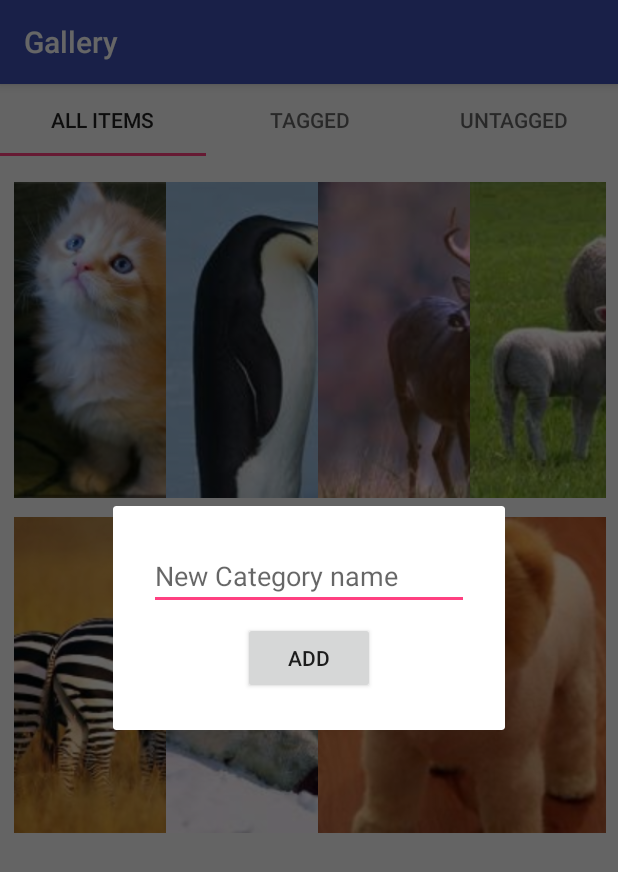
After one commit to akhil-code/gallery-app-android, an Android app: the fragment AddCategoryFragment placed in its activity, on a phone screen of 412 x 824 dp. The commit adds this screen. Shown: the top 872 px of the screen. Run offline under Robolectric (Android 15) with nearby library versions, the phone set to English and light mode, and no system bars.

```diff
--- /dev/null
+++ b/app/src/main/java/com/techg/restaurant/AddCategoryFragment.java
@@ -0,0 +1,74 @@
+package com.techg.restaurant;
+
+import android.app.Activity;
+import android.content.Context;
+import android.database.sqlite.SQLiteDatabase;
+import android.net.Uri;
+import android.os.Bundle;
+import android.support.v4.app.DialogFragment;
+import android.support.v4.app.Fragment;
+import android.view.LayoutInflater;
+import android.view.View;
+import android.view.ViewGroup;
+import android.widget.Button;
+import android.widget.EditText;
+
+
+public class AddCategoryFragment extends DialogFragment {
+    private EditText editText;
+    private SQLiteDatabase db;
+    private AddNewTagListener listener;
+
+    @Override
+    public View onCreateView(LayoutInflater inflater, ViewGroup container,
+                             Bundle savedInstanceState) {
+        // Inflate the layout for this fragment
+        View view =  inflater.inflate(R.layout.fragment_add_category, container, false);
+
+        // database objects
+        MenuDbHelper menuDbHelper = new MenuDbHelper(getActivity().getApplicationContext());
+        db = menuDbHelper.getWritableDatabase();
+
+        // setting on click listener
+        editText = (EditText) view.findViewById(R.id.new_category_field);
+        Button button = (Button) view.findViewById(R.id.button_add_category);
+        button.setOnClickListener(new View.OnClickListener() {
+            @Override
+            public void onClick(View view) {
+                addTagToDatabase();
+            }
+        });
+
+
+
+        return view;
+    }
+
+    public void addTagToDatabase(){
+        String category = editText.getText().toString().trim();
+        if(!category.equals("")){
+            Category.insertCategoryToDb(db, category);
+            listener.newTagAdded();
+            dismiss();
+        }
+    }
+
+    public interface AddNewTagListener{
+        public void newTagAdded();
+    }
+
+    @Override
+    public void onAttach(Activity activity) {
+        super.onAttach(activity);
+
+        // This makes sure that the container activity has implemented
+        // the callback interface. If not, it throws an exception
+        try {
+            listener = (AddNewTagListener) activity;
+        } catch (ClassCastException e) {
+            throw new ClassCastException(activity.toString()
+                    + " must implement OnHeadlineSelectedListener");
+        }
+    }
+
+}
--- a/app/src/main/java/com/techg/restaurant/Category.java
+++ b/app/src/main/java/com/techg/restaurant/Category.java
@@ -85,10 +85,10 @@ public class Category {
         return getCategoriesFromCursor(cursor);
     }
 
-    public static long deleteCategory(SQLiteDatabase db, long id){
+    public static long deleteCategory(SQLiteDatabase db, long category_id){
         // Define 'where' part of query.
         String selection = BaseColumns._ID + " = ?";
-        String[] selectionArgs = { Long.toString(id) };
+        String[] selectionArgs = { Long.toString(category_id) };
         return db.delete(MenuContract.Category.TABLE_NAME, selection, selectionArgs);
     }
 
--- a/app/src/main/java/com/techg/restaurant/Tag.java
+++ b/app/src/main/java/com/techg/restaurant/Tag.java
@@ -104,4 +104,10 @@ public class Tag {
         String[] selectionArgs = { Long.toString(item_id), Long.toString(category_id) };
         return db.delete(MenuContract.Tag.TABLE_NAME, selection, selectionArgs);
     }
+
+    public static long deleteTagsOfCategory(SQLiteDatabase db, long category_id){
+        String selection = MenuContract.Tag.COLUMN_NAME_CATEGORY_ID + " = ? ";
+        String[] selectionArgs = { Long.toString(category_id) };
+        return db.delete(MenuContract.Tag.TABLE_NAME, selection, selectionArgs);
+    }
 }
--- a/app/src/main/java/com/techg/restaurant/TaggedViewHorizontalAdapter.java
+++ b/app/src/main/java/com/techg/restaurant/TaggedViewHorizontalAdapter.java
@@ -77,11 +77,13 @@ public class TaggedViewHorizontalAdapter extends RecyclerView.Adapter<TaggedView
                 args.putBoolean("editMode", true);
                 DialogFragment dialogFragment = new AddTagsFragment();
                 dialogFragment.setArguments(args);
-                dialogFragment.show(ft, "dialog");
+                dialogFragment.show(ft, "dialog_edit_tags");
 
                 return true;
             }
         });
+
+
     }
 
     @Override
--- a/app/src/main/java/com/techg/restaurant/TaggedViewVerticalAdapter.java
+++ b/app/src/main/java/com/techg/restaurant/TaggedViewVerticalAdapter.java
@@ -1,8 +1,11 @@
 package com.techg.restaurant;
 
 import android.content.Context;
+import android.content.DialogInterface;
 import android.database.sqlite.SQLiteDatabase;
+import android.support.v4.app.DialogFragment;
 import android.support.v4.app.FragmentManager;
+import android.support.v7.app.AlertDialog;
 import android.support.v7.widget.LinearLayoutManager;
 import android.support.v7.widget.RecyclerView;
 import android.view.LayoutInflater;
@@ -39,6 +42,17 @@ public class TaggedViewVerticalAdapter extends RecyclerView.Adapter<TaggedViewVe
     @Override
     public void onBindViewHolder(ViewHolder holder, final int position) {
         holder.title.setText(categories.get(position).name);
+        holder.title.setOnLongClickListener(new View.OnLongClickListener() {
+            @Override
+            public boolean onLongClick(View view) {
+
+                DialogFragment newFragment = DeleteAlertFragment.newInstance("Delete Category", categories.get(position).id);
+                newFragment.show(fm, "dialog");
+
+                return true;
+            }
+        });
+
 
         holder.horizontalRecyclerView.setHasFixedSize(true);
         RecyclerView.LayoutManager layoutManager = new LinearLayoutManager(context, LinearLayoutManager.HORIZONTAL, false);
--- a/app/src/main/java/com/techg/restaurant/UntaggedGridFragment.java
+++ b/app/src/main/java/com/techg/restaurant/UntaggedGridFragment.java
@@ -68,7 +68,6 @@ public class UntaggedGridFragment extends Fragment{
             @Override
             public boolean onItemLongClick(AdapterView<?> arg0, View arg1,
                                            int position, long arg3) {
-                if(type.equals("untagged")){
 
                 FragmentTransaction ft = getFragmentManager().beginTransaction();
                 Fragment prev = getFragmentManager().findFragmentByTag("dialog");
@@ -82,9 +81,8 @@ public class UntaggedGridFragment extends Fragment{
                 args.putBoolean("editMode", false);
                 DialogFragment dialogFragment = new AddTagsFragment();
                 dialogFragment.setArguments(args);
-                    dialogFragment.show(ft, "dialog");
+                dialogFragment.show(ft, "dialog_edit_tags");
 
-                }
                 return true;
             }
         });
--- /dev/null
+++ b/app/src/main/res/layout/fragment_add_category.xml
@@ -0,0 +1,47 @@
+<?xml version="1.0" encoding="utf-8"?>
+<FrameLayout xmlns:android="http://schemas.android.com/apk/res/android"
+    xmlns:app="http://schemas.android.com/apk/res-auto"
+    xmlns:tools="http://schemas.android.com/tools"
+    android:layout_width="match_parent"
+    android:layout_height="wrap_content"
+    tools:context=".AddCategoryFragment">
+
+    <!-- TODO: Update blank fragment layout -->
+
+    <android.support.constraint.ConstraintLayout
+        android:layout_width="match_parent"
+        android:layout_height="match_parent">
+
+        <EditText
+            android:id="@+id/new_category_field"
+            android:layout_width="wrap_content"
+            android:layout_height="wrap_content"
+            android:layout_marginEnd="24dp"
+            android:layout_marginLeft="24dp"
+            android:layout_marginRight="24dp"
+            android:layout_marginStart="24dp"
+            android:layout_marginTop="24dp"
+            android:ems="10"
+            android:hint="@string/add_category_hint"
+            android:inputType="textPersonName"
+            app:layout_constraintEnd_toEndOf="parent"
+            app:layout_constraintStart_toStartOf="parent"
+            app:layout_constraintTop_toTopOf="parent" />
+
+        <Button
+            android:id="@+id/button_add_category"
+            android:layout_width="wrap_content"
+            android:layout_height="wrap_content"
+            android:layout_marginBottom="24dp"
+            android:layout_marginEnd="8dp"
+            android:layout_marginLeft="8dp"
+            android:layout_marginRight="8dp"
+            android:layout_marginStart="8dp"
+            android:layout_marginTop="8dp"
+            android:text="Add"
+            app:layout_constraintBottom_toBottomOf="parent"
+            app:layout_constraintEnd_toEndOf="parent"
+            app:layout_constraintStart_toStartOf="parent"
+            app:layout_constraintTop_toBottomOf="@+id/new_category_field" />
+    </android.support.constraint.ConstraintLayout>
+</FrameLayout>
--- a/app/src/main/res/values/strings.xml
+++ b/app/src/main/res/values/strings.xml
@@ -1,6 +1,9 @@
 <resources>
     <string name="app_name">Gallery</string>
 
+    <string name="add_category_hint">New Category name</string>
+
     <!-- TODO: Remove or change this placeholder text -->
+    <string name="alert_dialog_two_buttons_title">Delete Category</string>
     <string name="hello_blank_fragment">Hello blank fragment</string>
 </resources>
```
Also changed, not shown: app/src/main/java/com/techg/restaurant/AddTagsFragment.java (+13 -1 lines), app/src/main/java/com/techg/restaurant/DeleteAlertFragment.java (added, +91 -0 lines), app/src/main/java/com/techg/restaurant/MainActivity.java (+18 -2 lines), app/src/main/res/layout/fragment_delete_alert.xml (added, +14 -0 lines). Lines whose indentation alone changed are shown as unchanged.
